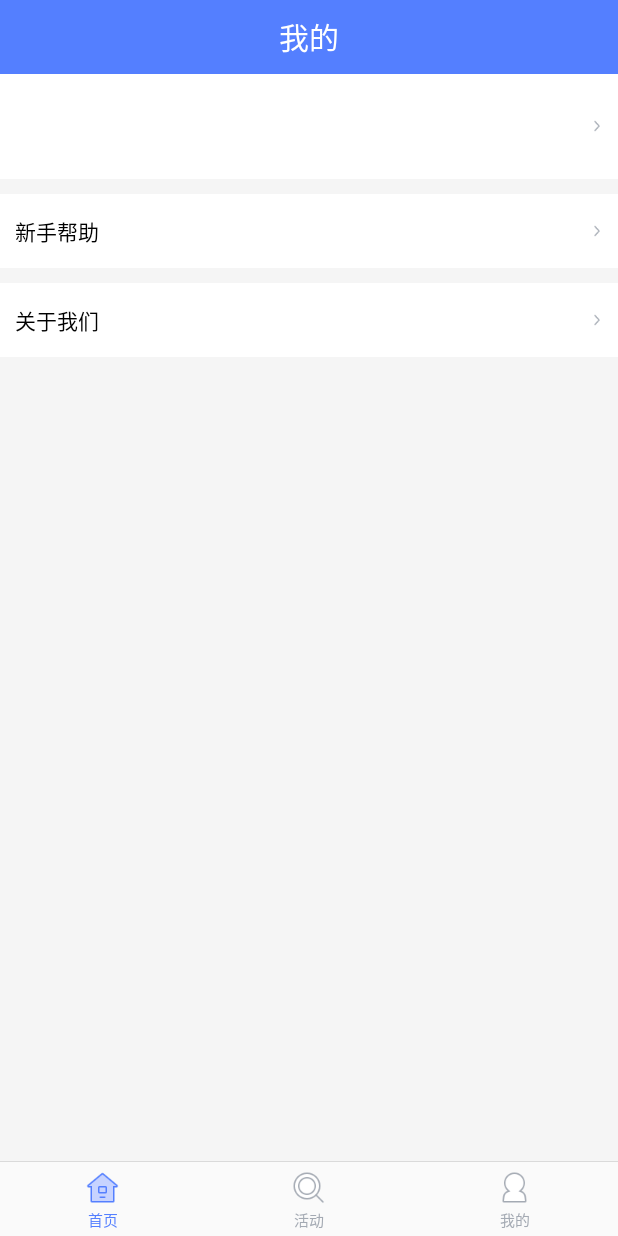
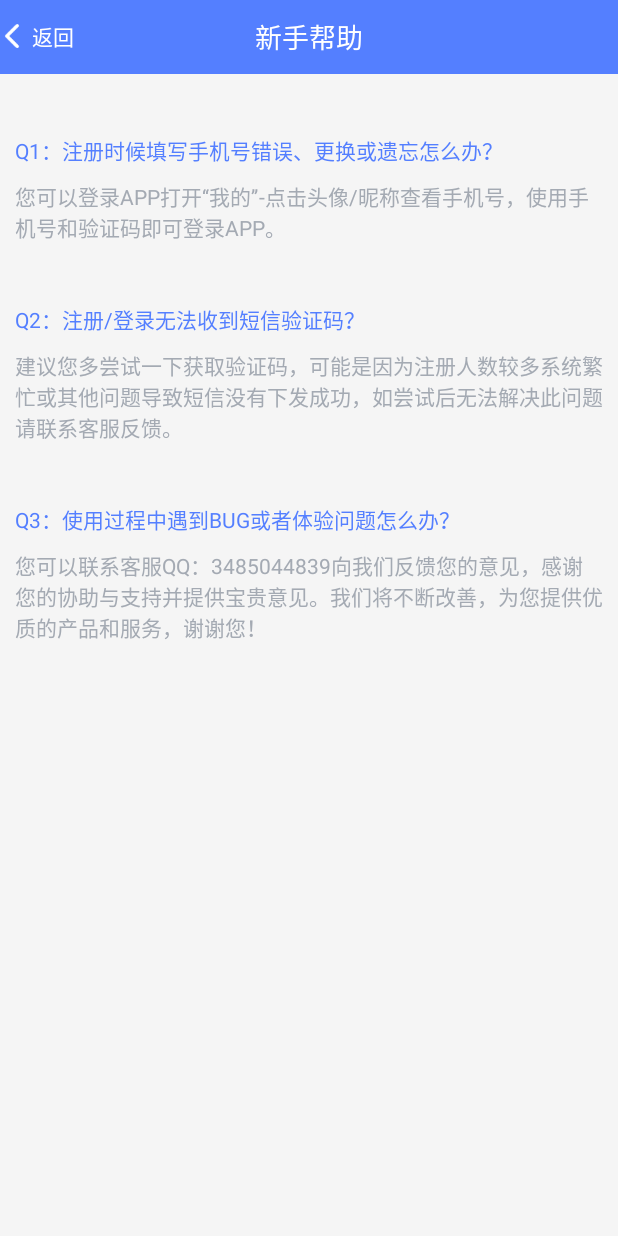
Before and after one commit to fishtzz/JieMaster, an Android app: the fragment UserFragment placed in its activity, after a tap on "新手帮助", on a phone screen of 412 x 824 dp. Run offline under Robolectric (Android 15) with nearby library versions, the phone set to English and light mode, and no system bars; our stand-ins replace RxJava; libraries missing offline, so code that uses them is left out: com.stx.xhb; network calls fail; pictures from the network do not load; 3 statements that could not run were skipped.

Commit message:
关于帮助页面加入

```diff
--- /dev/null
+++ b/app/src/main/java/com/szmaster/jiemaster/HelpActivity.java
@@ -0,0 +1,20 @@
+package com.szmaster.jiemaster;
+
+import android.os.Bundle;
+import android.support.annotation.Nullable;
+import android.support.v7.app.AppCompatActivity;
+import android.view.View;
+
+public class HelpActivity extends AppCompatActivity implements View.OnClickListener {
+    @Override
+    protected void onCreate(@Nullable Bundle savedInstanceState) {
+        super.onCreate(savedInstanceState);
+        setContentView(R.layout.activity_help);
+        findViewById(R.id.btn_cancel).setOnClickListener(this);
+    }
+
+    @Override
+    public void onClick(View v) {
+        finish();
+    }
+}
--- a/app/src/main/java/com/szmaster/jiemaster/MainActivity.java
+++ b/app/src/main/java/com/szmaster/jiemaster/MainActivity.java
@@ -93,6 +93,8 @@ public class MainActivity extends AppCompatActivity implements RadioGroup.OnChec
                 transaction2.replace(R.id.fragment_frame, activityFragment);
                 transaction2.commit();
 //                startActivity(new Intent(this, UserSettingActivity.class));
+//                startActivity(new Intent(this, HelpActivity.class));
+//                startActivity(new Intent(this, AboutActivity.class));
                 break;
             case R.id.btn_user:
                 if (UserBus.getInstance().isLogin()) {
--- a/app/src/main/java/com/szmaster/jiemaster/ui/UserFragment.java
+++ b/app/src/main/java/com/szmaster/jiemaster/ui/UserFragment.java
@@ -11,7 +11,9 @@ import android.view.ViewGroup;
 import android.widget.ImageView;
 import android.widget.TextView;
 
+import com.szmaster.jiemaster.AboutActivity;
 import com.szmaster.jiemaster.GlideApp;
+import com.szmaster.jiemaster.HelpActivity;
 import com.szmaster.jiemaster.R;
 import com.szmaster.jiemaster.UserSettingActivity;
 import com.szmaster.jiemaster.bus.UserBus;
@@ -66,8 +68,10 @@ public class UserFragment extends Fragment implements View.OnClickListener {
                 startActivity(new Intent(getActivity(), UserSettingActivity.class));
                 break;
             case R.id.about:
+                startActivity(new Intent(getActivity(), AboutActivity.class));
                 break;
             case R.id.help:
+                startActivity(new Intent(getActivity(), HelpActivity.class));
                 break;
             default:
                 break;
--- /dev/null
+++ b/app/src/main/res/layout/activity_help.xml
@@ -0,0 +1,53 @@
+<?xml version="1.0" encoding="utf-8"?>
+<LinearLayout xmlns:android="http://schemas.android.com/apk/res/android"
+    android:layout_width="match_parent"
+    android:layout_height="match_parent"
+    android:background="@color/bgMain"
+    android:orientation="vertical">
+
+    <RelativeLayout
+        android:layout_width="match_parent"
+        android:layout_height="wrap_content">
+
+        <TextView
+            style="@style/Title.Text"
+            android:text="@string/help" />
+
+        <Button
+            android:id="@+id/btn_cancel"
+            android:layout_width="wrap_content"
+            android:layout_height="wrap_content"
+            android:background="@null"
+            android:drawableLeft="@mipmap/ic_left"
+            android:drawablePadding="5dp"
+            android:gravity="start|center_vertical"
+            android:text="@string/go_back"
+            android:textColor="@color/text_white"
+            android:textSize="@dimen/text_size_m" />
+    </RelativeLayout>
+
+    <TextView
+        style="@style/Help.Q"
+        android:text="@string/help_q_1" />
+
+    <TextView
+        style="@style/Help.A"
+        android:text="@string/help_a_1" />
+
+    <TextView
+        style="@style/Help.Q"
+        android:text="@string/help_q_2" />
+
+    <TextView
+        style="@style/Help.A"
+        android:text="@string/help_a_2" />
+
+    <TextView
+        style="@style/Help.Q"
+        android:text="@string/help_q_3" />
+
+    <TextView
+        style="@style/Help.A"
+        android:text="@string/help_a_3" />
+
+</LinearLayout>
--- a/app/src/main/res/values/dimens.xml
+++ b/app/src/main/res/values/dimens.xml
@@ -4,7 +4,7 @@
     <dimen name="radio_text_size">10sp</dimen>
     <dimen name="title_height">49dp</dimen>
     <dimen name="navigation_height">49dp</dimen>
-    <dimen name="title_text_size">20sp</dimen>
+    <dimen name="title_text_size">18sp</dimen>
     <dimen name="padding_horizontal">10dp</dimen>
     <dimen name="grade_img_length">35dp</dimen>
     <dimen name="text_size_s">10sp</dimen>
@@ -13,4 +13,6 @@
     <dimen name="edit_height">48dp</dimen>
     <dimen name="label_height">49dp</dimen>
     <dimen name="avatar_height">50dp</dimen>
+    <dimen name="about_horizontal_margin">30dp</dimen>
+    <dimen name="about_vertical_margin">40dp</dimen>
 </resources>
--- a/app/src/main/res/values/strings.xml
+++ b/app/src/main/res/values/strings.xml
@@ -22,4 +22,12 @@
     <string name="help">新手帮助</string>
     <string name="about_us">关于我们</string>
     <string name="id">ID: %s</string>
+    <string name="help_q_1">Q1：注册时候填写手机号错误、更换或遗忘怎么办？</string>
+    <string name="help_a_1">您可以登录APP打开“我的”-点击头像/昵称查看手机号，使用手机号和验证码即可登录APP。</string>
+    <string name="help_q_2">Q2：注册/登录无法收到短信验证码？</string>
+    <string name="help_a_2">建议您多尝试一下获取验证码，可能是因为注册人数较多系统繁忙或其他问题导致短信没有下发成功，如尝试后无法解决此问题请联系客服反馈。</string>
+    <string name="help_q_3">Q3：使用过程中遇到BUG或者体验问题怎么办？</string>
+    <string name="help_a_3">您可以联系客服QQ：3485044839向我们反馈您的意见，感谢您的协助与支持并提供宝贵意见。我们将不断改善，为您提供优质的产品和服务，谢谢您！</string>
+    <string name="about_desc">《借钱大师》是深圳大师科技有限公司旗下提供住房公积金查询服务的软件，集合了公积金贷款攻略、信用卡申请攻略、银行卡还款攻略，满足用户多种攻略需求。还有公积金缴存计算、公积金贷款计算器、业务网点等功能，为用户提供全面高效的公积金信息服务。</string>
+    <string name="version_name">版本号: %s</string>
 </resources>
--- a/app/src/main/res/values/styles.xml
+++ b/app/src/main/res/values/styles.xml
@@ -50,4 +50,23 @@
         <item name="android:textSize">@dimen/text_size_m</item>
     </style>
 
+
+    <style name="Help">
+        <item name="android:layout_marginLeft">@dimen/padding_horizontal</item>
+        <item name="android:layout_marginRight">@dimen/padding_horizontal</item>
+        <item name="android:layout_height">wrap_content</item>
+        <item name="android:layout_width">match_parent</item>
+    </style>
+
+    <style name="Help.Q">
+        <item name="android:textSize">@dimen/text_size_m</item>
+        <item name="android:textColor">@color/colorMain</item>
+        <item name="android:layout_marginTop">40dp</item>
+    </style>
+
+    <style name="Help.A">
+        <item name="android:textSize">@dimen/text_size_m</item>
+        <item name="android:textColor">@color/text_grey</item>
+        <item name="android:layout_marginTop">@dimen/padding_horizontal</item>
+    </style>
 </resources>
```
Also changed, not shown: app/src/main/AndroidManifest.xml (+8 -0 lines), app/src/main/java/com/szmaster/jiemaster/AboutActivity.java (added, +24 -0 lines), app/src/main/res/layout/activity_about.xml (added, +73 -0 lines).
